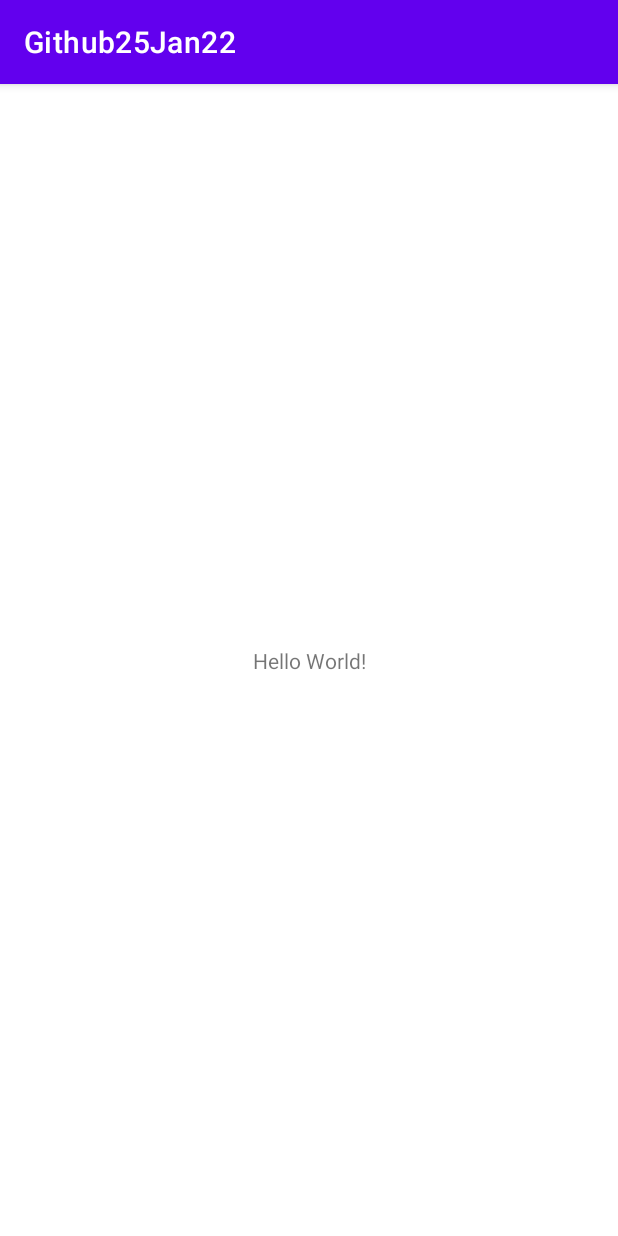
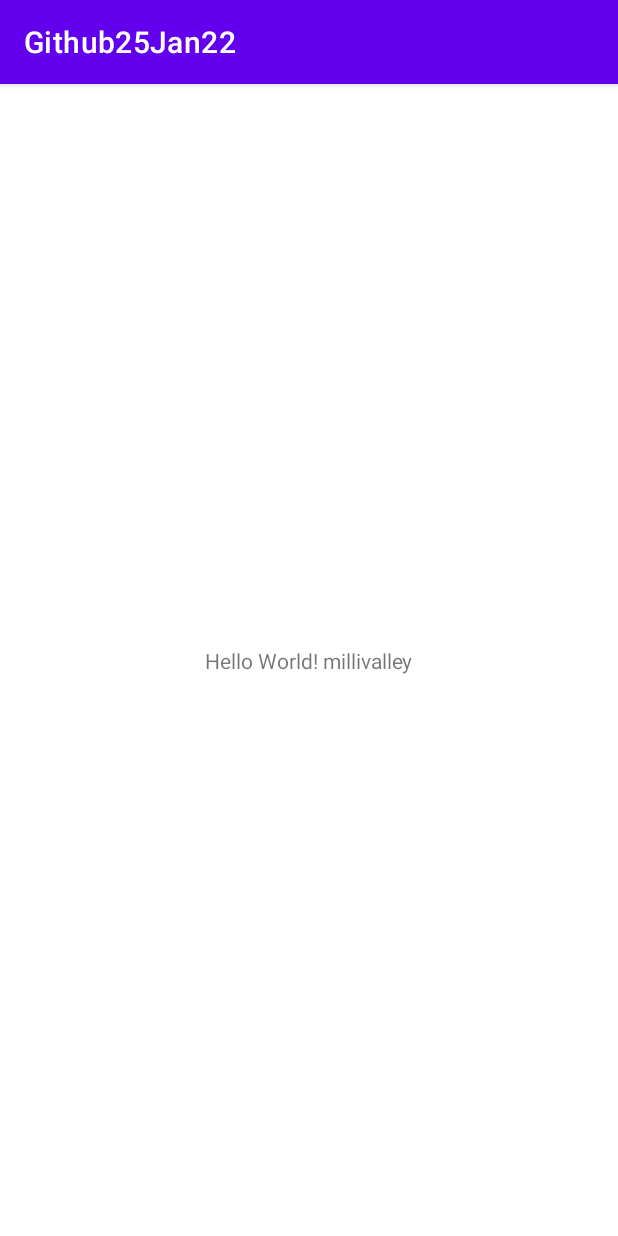
Before and after one commit to muhmmedahmed27/Github25Jan22, an Android app: the screen it shows after launch (MainActivity), on a phone screen of 412 x 824 dp. Run offline under Robolectric (Android 15) with nearby library versions, the phone set to English and light mode, and no system bars.

Commit message:
default second commit

```diff
--- a/app/src/main/res/layout/activity_main.xml
+++ b/app/src/main/res/layout/activity_main.xml
@@ -9,7 +9,7 @@
     <TextView
         android:layout_width="wrap_content"
         android:layout_height="wrap_content"
-        android:text="Hello World!"
+        android:text="Hello World! millivalley"
         app:layout_constraintBottom_toBottomOf="parent"
         app:layout_constraintLeft_toLeftOf="parent"
         app:layout_constraintRight_toRightOf="parent"
```
